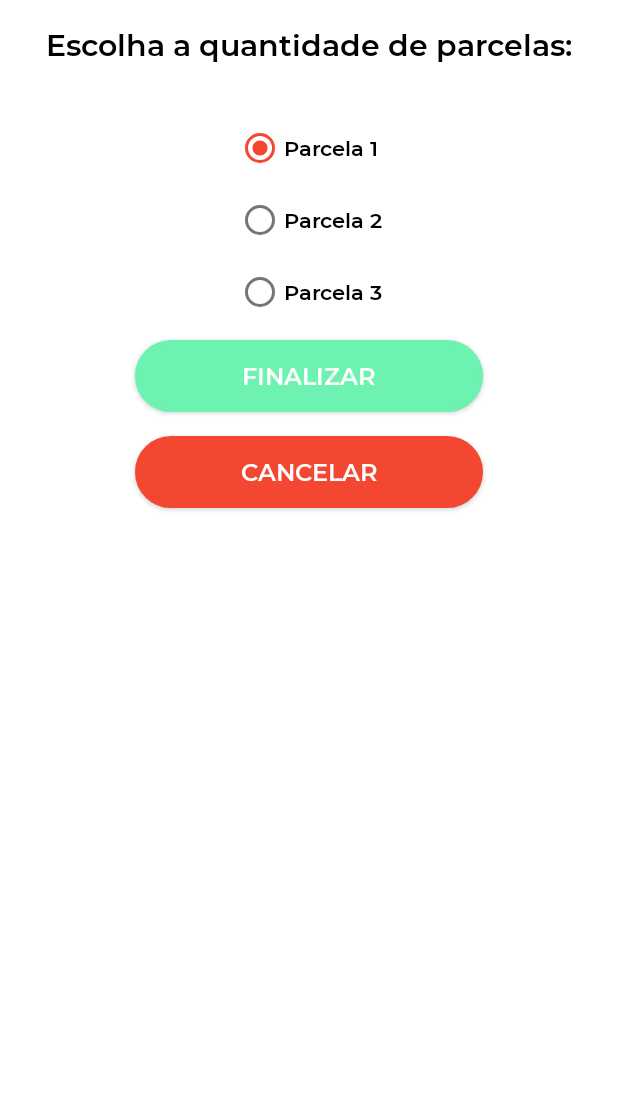
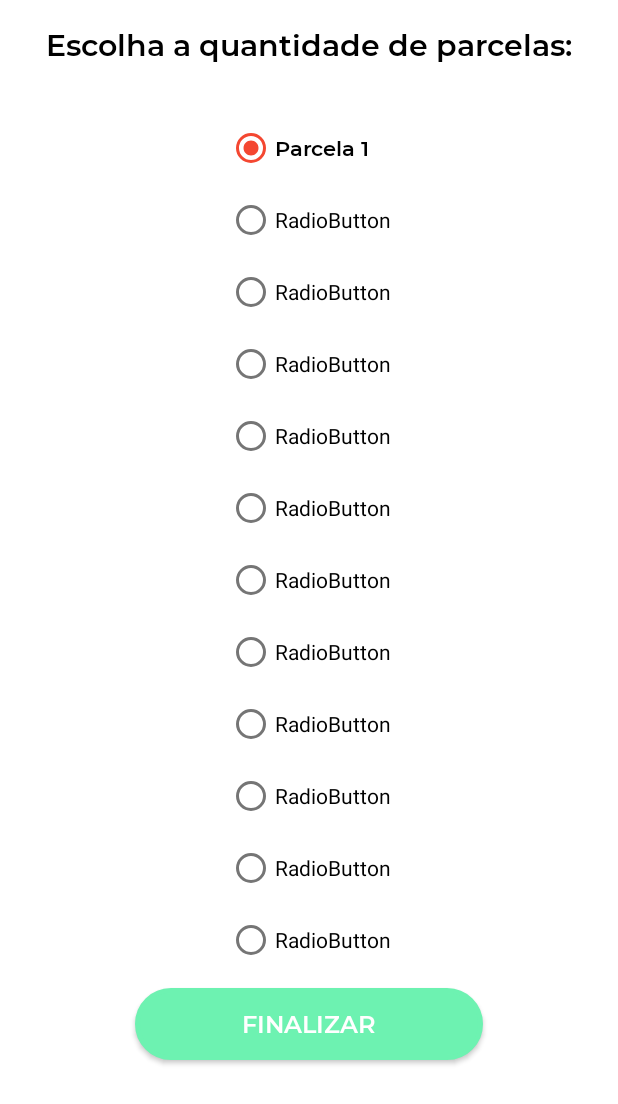
Before and after one commit to Duarte-K/easy-pay, an Android app: the layout fragment_installments.xml on its own in the app's theme, with its tools: preview values and no code run, on a phone screen of 412 x 824 dp. Shown: the top 1104 px of the screen. Run offline under Robolectric (Android 15) with nearby library versions, the phone set to English and light mode, and no system bars.

```diff
--- a/app/build.gradle
+++ b/app/build.gradle
@@ -9,8 +9,8 @@ android {
         applicationId "com.example.easypay"
         minSdk 21
         targetSdk 31
-        versionCode 3
-        versionName "1.02.20"
+        versionCode 4
+        versionName "1.03.40"
 
         testInstrumentationRunner "androidx.test.runner.AndroidJUnitRunner"
     }
--- a/app/src/main/res/layout/fragment_installments.xml
+++ b/app/src/main/res/layout/fragment_installments.xml
@@ -32,7 +32,7 @@
         app:layout_constraintTop_toBottomOf="@+id/textView">
 
         <RadioButton
-            android:id="@+id/radioButton"
+            android:id="@+id/rb_parcel1"
             android:layout_width="match_parent"
             android:layout_height="wrap_content"
             android:checked="true"
@@ -41,37 +41,72 @@
             android:textColor="@color/black" />
 
         <RadioButton
-            android:id="@+id/radioButton2"
+            android:id="@+id/rb_parcel2"
             android:layout_width="match_parent"
             android:layout_height="wrap_content"
-            android:fontFamily="@font/montserrat_semibold"
-            android:text="Parcela 2"
-            android:textColor="@color/black" />
+            android:text="RadioButton" />
 
         <RadioButton
-            android:id="@+id/radioButton3"
+            android:id="@+id/rb_parcel3"
             android:layout_width="match_parent"
             android:layout_height="wrap_content"
-            android:fontFamily="@font/montserrat_semibold"
-            android:text="Parcela 3"
-            android:textColor="@color/black" />
+            android:text="RadioButton" />
+
+        <RadioButton
+            android:id="@+id/rb_parcel4"
+            android:layout_width="wrap_content"
+            android:layout_height="wrap_content"
+            android:text="RadioButton" />
+
+        <RadioButton
+            android:id="@+id/rb_parcel5"
+            android:layout_width="match_parent"
+            android:layout_height="wrap_content"
+            android:text="RadioButton" />
+
+        <RadioButton
+            android:id="@+id/rb_parcel6"
+            android:layout_width="match_parent"
+            android:layout_height="wrap_content"
+            android:text="RadioButton" />
+
+        <RadioButton
+            android:id="@+id/rb_parcel7"
+            android:layout_width="match_parent"
+            android:layout_height="wrap_content"
+            android:text="RadioButton" />
+
+        <RadioButton
+            android:id="@+id/rb_parcel8"
+            android:layout_width="match_parent"
+            android:layout_height="wrap_content"
+            android:text="RadioButton" />
+
+        <RadioButton
+            android:id="@+id/rb_parcel9"
+            android:layout_width="match_parent"
+            android:layout_height="wrap_content"
+            android:text="RadioButton" />
+
+        <RadioButton
+            android:id="@+id/rb_parcel10"
+            android:layout_width="match_parent"
+            android:layout_height="wrap_content"
+            android:text="RadioButton" />
+
+        <RadioButton
+            android:id="@+id/rb_parcel11"
+            android:layout_width="match_parent"
+            android:layout_height="wrap_content"
+            android:text="RadioButton" />
+
+        <RadioButton
+            android:id="@+id/rb_parcel12"
+            android:layout_width="match_parent"
+            android:layout_height="wrap_content"
+            android:text="RadioButton" />
+
     </RadioGroup>
-
-    <Button
-        android:id="@+id/btn_cancel"
-        android:layout_width="0dp"
-        android:layout_height="wrap_content"
-        android:layout_marginTop="16dp"
-        android:background="@drawable/rounded_bg_red"
-        android:fontFamily="@font/montserrat_semibold"
-        android:text="@string/cancel"
-        android:textAppearance="@style/TextAppearance.AppCompat.Body1"
-        android:textSize="16sp"
-        android:theme="@style/ButtonStyle"
-        app:layout_constraintEnd_toStartOf="@+id/guideline11"
-        app:layout_constraintHorizontal_bias="0.0"
-        app:layout_constraintStart_toStartOf="@+id/guideline14"
-        app:layout_constraintTop_toBottomOf="@+id/btn_finish" />
 
     <androidx.constraintlayout.widget.Guideline
         android:id="@+id/guideline11"
```
Also changed, not shown: app/src/main/java/com/example/easypay/APILio.java (deleted, +0 -70 lines), app/src/main/java/com/example/easypay/fragments/DescriptionFragment.java (+17 -7 lines), app/src/main/java/com/example/easypay/fragments/InstallmentsFragment.java (+166 -64 lines), app/src/main/java/com/example/easypay/model/PayModel.java (+10 -2 lines), app/src/main/java/com/example/easypay/utils/APILio.java (added, +124 -0 lines).
